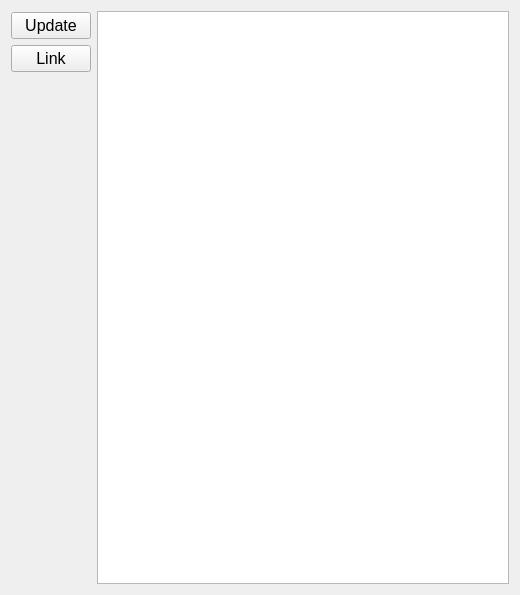
The window that desktop/ui_files/object_list.ui (Magzister/crud_desktop) describes before a commit, drawn with Qt 5.
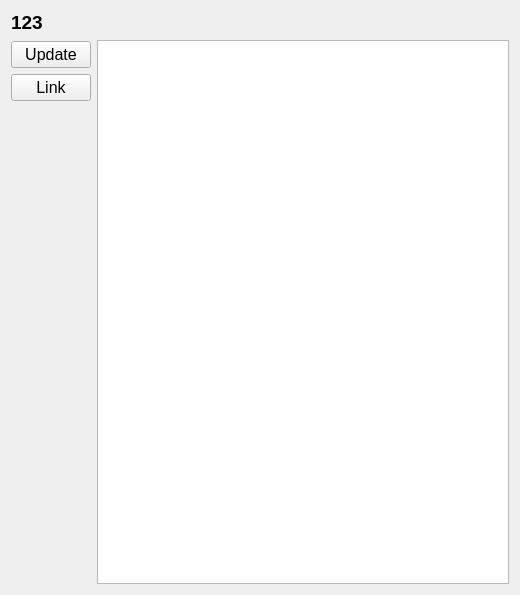
The same window after the commit.

What changed in the file:
```diff
--- a/desktop/ui_files/object_list.ui
+++ b/desktop/ui_files/object_list.ui
@@ -14,6 +14,25 @@
    <string>Objects</string>
   </property>
   <layout class="QVBoxLayout" name="verticalLayout_4">
+   <item>
+    <layout class="QHBoxLayout" name="horizontalLayout">
+     <item>
+      <widget class="QLabel" name="username_label">
+       <property name="font">
+        <font>
+         <family>Arial</family>
+         <pointsize>14</pointsize>
+         <weight>75</weight>
+         <bold>true</bold>
+        </font>
+       </property>
+       <property name="text">
+        <string>123</string>
+       </property>
+      </widget>
+     </item>
+    </layout>
+   </item>
    <item>
     <layout class="QHBoxLayout" name="horizontalLayout_6">
      <item>
```
